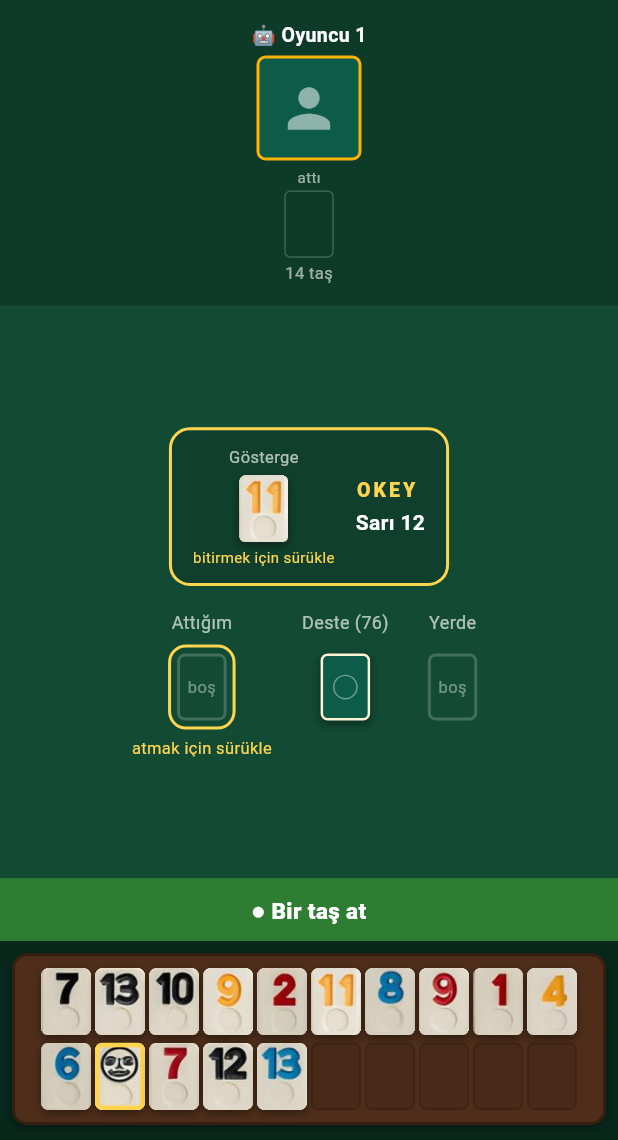
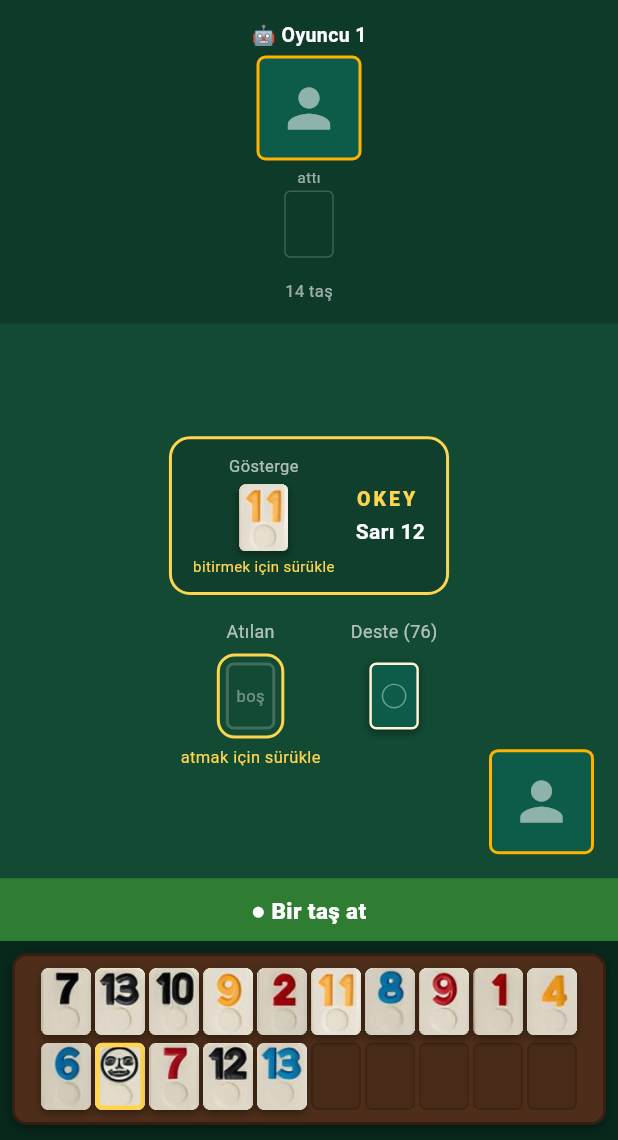
Before and after one commit to lutfuerkul/uno_online, a Flutter app: the OkeyBotScreen screen opened directly, after a tap on an icon or button, on a phone screen of 412 x 824 dp, the part 96-1236 px from its top. Run offline on Flutter 3.47's test engine with Material 3 defaults, Android fonts, the phone set to English and light mode, and no system bars; our stand-ins replace cloud_firestore, firebase_core, image_picker, shared_preferences; accounts and stored records are empty.

Commit message:
Okey: 'Yerde' kaldirildi, kendi fotografim ve UNO/Pisti'de de ayni yerlesim
- Okey: orta satirdaki "Yerde" sutunu kaldirildi (soldaki oyuncunun tasi
  zaten kendi kutucugunda/fotografinin altinda gorunuyordu). Soldaki
  oyuncunun tasini almak artik dogrudan o kutucuktaki tastan yapiliyor
  ("almak icin dokun" ipucuyla). "Attigim" -> "Atilan" olarak sadelestirildi.
- Uc oyunda da kendi fotografim artik orta alanin sag alt kösesinde,
  ekran kenarindan ve alttaki bilgi/sira banner'indan esit (16px)
  boslukla ayri duruyor. Yer acmak icin ortadaki icerik (deste/atilan
  vb.) hafif sola kaydirildi (Pisti 3 sutunlu oldugu icin biraz daha
  fazla kaydirildi).

```diff
--- a/lib/okey/widgets/okey_board_view.dart
+++ b/lib/okey/widgets/okey_board_view.dart
@@ -125,6 +125,11 @@ class _OkeyBoardViewState extends State<OkeyBoardView> {
     final isTurn = state.currentTurn == id && state.status == 'playing';
     final count = c.opponentTileCount(id);
     final discard = c.topDiscardOf(id);
+    // Soldaki oyuncunun taşı buradan alınabilir (ayrı bir "Yerde" sütunu
+    // yerine doğrudan fotoğrafının altındaki taştan).
+    final canDraw =
+        c.isMyTurn && !c.hasDrawn && state.status == 'playing';
+    final canTakeHere = id == c.leftPlayerId && canDraw && discard != null;
 
     return Container(
       constraints: const BoxConstraints(minWidth: 92),
@@ -150,7 +155,10 @@ class _OkeyBoardViewState extends State<OkeyBoardView> {
           const Text('attı',
               style: TextStyle(color: OkeyColors.muted, fontSize: 10)),
           const SizedBox(height: 2),
-          discard != null
+          GestureDetector(
+            onTap: canTakeHere ? () => c.drawFromDiscard() : null,
+            child: Builder(builder: (_) {
+              final tile = discard != null
                   ? OkeyTileWidget(
                       tile: discard,
                       width: _tileSize,
@@ -165,6 +173,17 @@ class _OkeyBoardViewState extends State<OkeyBoardView> {
                           borderRadius: BorderRadius.circular(4),
                         ),
                       ),
+                    );
+              return canTakeHere ? _dropHighlight(tile, _tileSize) : tile;
+            }),
+          ),
+          SizedBox(
+            height: 12,
+            child: canTakeHere
+                ? const Text('almak için dokun',
+                    style:
+                        TextStyle(color: OkeyColors.okeyGlow, fontSize: 9))
+                : null,
           ),
           const SizedBox(height: 2),
           Text('$count taş',
@@ -180,13 +199,14 @@ class _OkeyBoardViewState extends State<OkeyBoardView> {
     final canDraw = isMyTurn && !c.hasDrawn && state.status == 'playing';
     final canDiscard = isMyTurn && c.hasDrawn && state.status == 'playing';
     final deckCount = state.drawPile.length;
-    final leftDiscard = c.takeableDiscard;
     final myDiscard = c.myLastDiscard;
 
     return Container(
       color: OkeyColors.middle,
       width: double.infinity,
-      child: Center(
+      child: Stack(
+        children: [
+          Center(
             child: SingleChildScrollView(
               child: Padding(
                 padding: const EdgeInsets.all(12),
@@ -195,8 +215,8 @@ class _OkeyBoardViewState extends State<OkeyBoardView> {
                   children: [
                     _indicatorCard(context, state, canDiscard),
                     const SizedBox(height: 16),
-                // FittedBox: dar telefonlarda orta satır taşmasın diye orantılı
-                // küçülür.
+                    // FittedBox: dar telefonlarda orta satır taşmasın diye
+                    // orantılı küçülür.
                     FittedBox(
                       fit: BoxFit.scaleDown,
                       child: Row(
@@ -206,7 +226,7 @@ class _OkeyBoardViewState extends State<OkeyBoardView> {
                           // Kendi en son attığım taş — atılacak taş buraya
                           // sürüklenip bırakılır (normal atış, sıra geçer).
                           _pileColumn(
-                        label: 'Attığım',
+                            label: 'Atılan',
                             highlight: canDiscard,
                             hint: canDiscard ? 'atmak için sürükle' : null,
                             child: DragTarget<String>(
@@ -231,29 +251,14 @@ class _OkeyBoardViewState extends State<OkeyBoardView> {
                           _pileColumn(
                             label: 'Deste ($deckCount)',
                             child: deckCount > 0
-                            ? const OkeyTileWidget(faceDown: true, width: _tileSize)
+                                ? const OkeyTileWidget(
+                                    faceDown: true, width: _tileSize)
                                 : _emptySlot(_tileSize),
-                        hint:
-                            canDraw && deckCount > 0 ? 'çekmek için dokun' : null,
+                            hint: canDraw && deckCount > 0
+                                ? 'çekmek için dokun'
+                                : null,
                             onTap: canDraw && deckCount > 0
                                 ? () => c.drawFromStack()
-                            : null,
-                      ),
-                      const SizedBox(width: 20),
-                      _pileColumn(
-                        label: 'Yerde',
-                        child: leftDiscard != null
-                            ? OkeyTileWidget(
-                                tile: leftDiscard,
-                                width: _tileSize,
-                                isOkey: state.isOkey(leftDiscard),
-                              )
-                            : _emptySlot(_tileSize),
-                        hint: canDraw && leftDiscard != null
-                            ? 'almak için dokun'
-                            : null,
-                        onTap: canDraw && leftDiscard != null
-                            ? () => c.drawFromDiscard()
                                 : null,
                           ),
                         ],
@@ -263,6 +268,16 @@ class _OkeyBoardViewState extends State<OkeyBoardView> {
                 ),
               ),
             ),
+          ),
+          // Kendi fotoğrafım — sağ alt köşede, ekranın kenarına ve alttaki
+          // bilgi/sıra banner'ına tam yaslanmadan hafif ayrık.
+          Positioned(
+            right: 16,
+            bottom: 16,
+            child: OkeyPhotoFrame(
+                base64Photo: c.opponentPhoto(c.selfId), size: 70),
+          ),
+        ],
       ),
     );
   }
```
Also changed, not shown: lib/pisti/widgets/pisti_board_view.dart (+24 -2 lines), lib/widgets/uno_board_view.dart (+24 -2 lines). Lines whose indentation alone changed are shown as unchanged.
